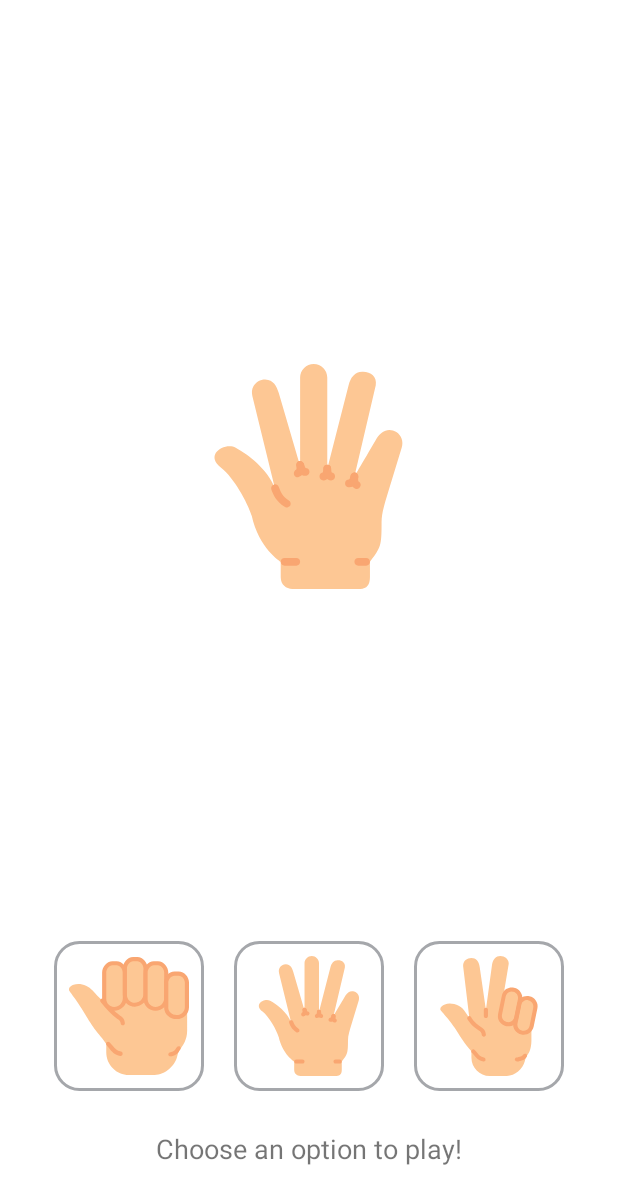
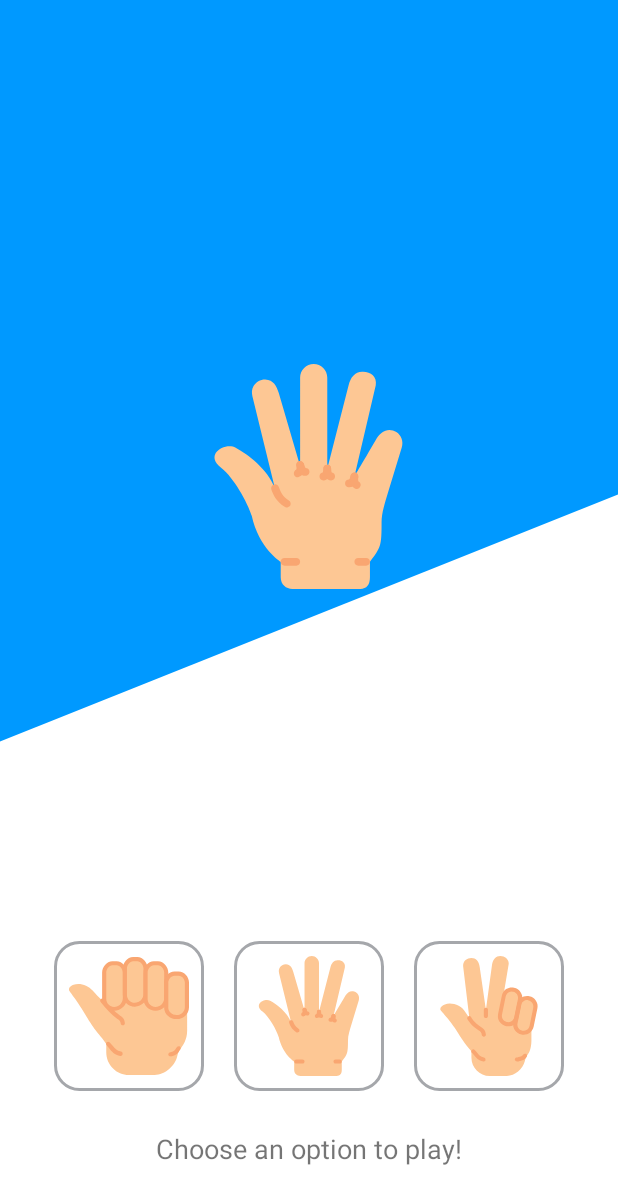
Before and after one commit to devstromo/rock-paper-scissors-kotlin-c, an Android app: the screen it shows after launch (MainActivity), on a phone screen of 412 x 824 dp. Shown: the top 1204 px of the screen. Run offline under Robolectric (Android 15) with nearby library versions, the phone set to English and light mode, and no system bars; 1 statement that could not run was skipped.

Commit message:
Rock Paper Scissors | add sample background image to app

```diff
--- a/app/src/main/res/drawable/background.xml
+++ b/app/src/main/res/drawable/background.xml
@@ -4,6 +4,6 @@
     android:viewportWidth="1440"
     android:viewportHeight="320">
   <path
-      android:pathData="M0,224L1440,96L1440,0L0,0Z"
+      android:pathData="M0,192L1440,128L1440,0L0,0Z"
       android:fillColor="#0099ff"/>
 </vector>
--- a/app/src/main/res/layout/activity_main.xml
+++ b/app/src/main/res/layout/activity_main.xml
@@ -5,6 +5,7 @@
     android:layout_width="match_parent"
     android:layout_height="match_parent"
     android:fitsSystemWindows="true"
+    android:background="@drawable/background"
     tools:context=".MainActivity">
 
     <TextView
```
